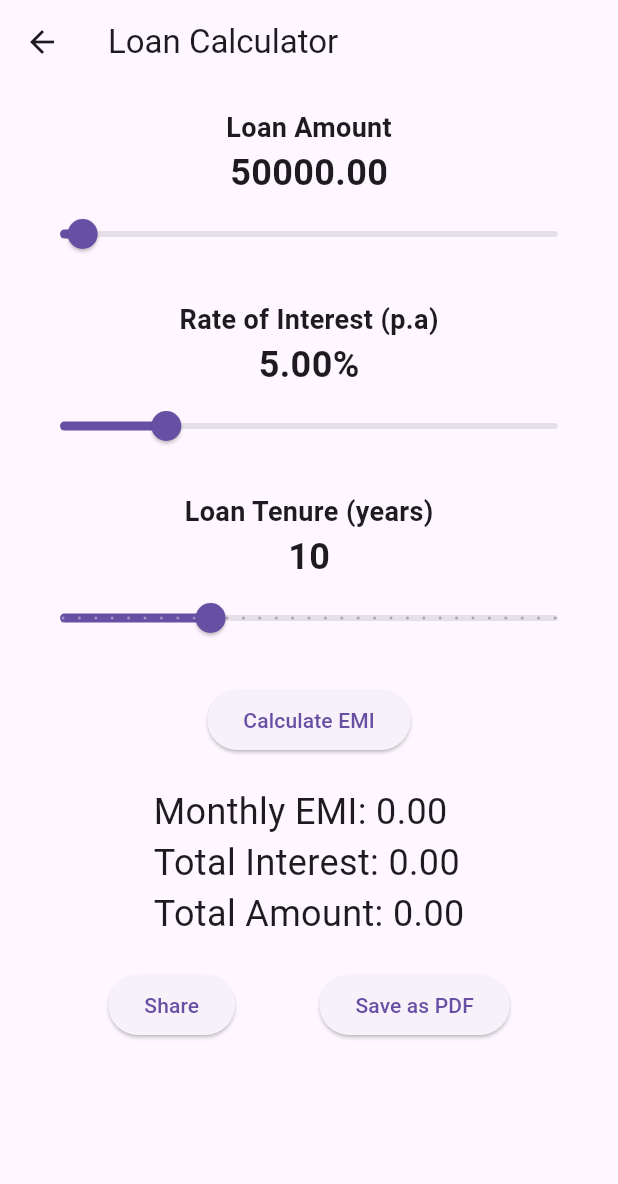
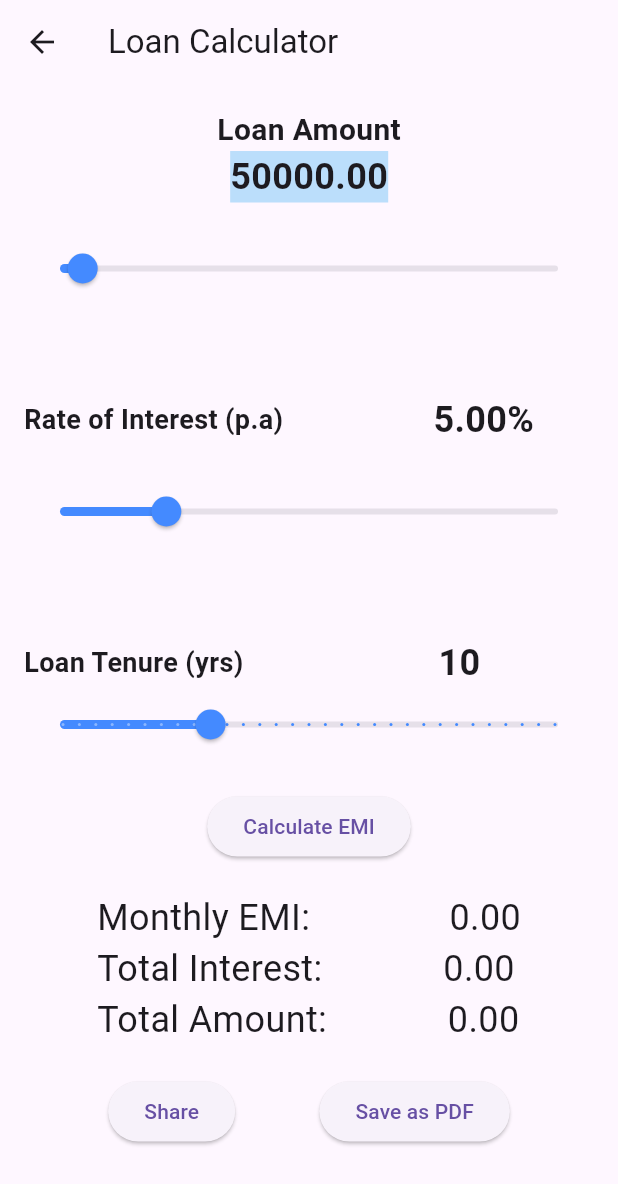
Before and after one commit to danielcyudoncy/calculators_app, a Flutter app: the screen it shows after launch, after a tap on "Loan Calculator", on a phone screen of 412 x 824 dp. Shown: the top 1184 px of the screen. Run offline on Flutter 3.47's test engine with Material 3 defaults, Android fonts, the phone set to English and light mode, and no system bars; our stand-ins replace get, google_fonts.

Commit message:
adding colors

```diff
--- a/lib/myApp.dart
+++ b/lib/myApp.dart
@@ -1,8 +1,11 @@
-// myApp.dart
+// main.dart
 import 'package:calculators_app/routes/route_controller.dart';
 import 'package:flutter/material.dart';
 import 'package:get/get.dart';
 
+void main() {
+  runApp(const MyApp());
+}
 
 class MyApp extends StatelessWidget {
   const MyApp({super.key});
@@ -11,10 +14,10 @@ class MyApp extends StatelessWidget {
   Widget build(BuildContext context) {
     return GetMaterialApp(
       debugShowCheckedModeBanner: false,
-      title: 'calculators',
+      title: 'Calculators App',
       theme: ThemeData(),
       initialRoute: '/',
-      getPages: RouteController.to.getPages(),
+      getPages: RouteController().getPages(),
     );
   }
 }
--- a/lib/routes/route_controller.dart
+++ b/lib/routes/route_controller.dart
@@ -1,8 +1,8 @@
 // controllers/route_controller.dart
+import 'package:calculators_app/screens/splash_screen.dart';
+import 'package:calculators_app/screens/home_screen.dart';
 import 'package:calculators_app/screens/bmi_screen.dart';
 import 'package:calculators_app/screens/emi_screen.dart';
-import 'package:calculators_app/screens/home_screen.dart';
-import 'package:calculators_app/screens/splash_screen.dart';
 import 'package:calculators_app/screens/loan_screen.dart';
 import 'package:calculators_app/screens/income_tax_screen.dart';
 import 'package:get/get.dart';
@@ -18,7 +18,7 @@ class RouteController extends GetxController {
       GetPage(name: '/emi', page: () => EMIScreen()),
       GetPage(name: '/loan', page: () => LoanScreen()),
       GetPage(name: '/income_tax', page: () => IncomeTaxScreen()),
-      // Add other calculator screens here.
+      // Add other calculator screens.
     ];
   }
 }
--- a/lib/screens/home_screen.dart
+++ b/lib/screens/home_screen.dart
@@ -1,4 +1,5 @@
 // screens/home_screen.dart
+import 'package:calculators_app/utils/constant/sizes.dart';
 import 'package:flutter/material.dart';
 import 'package:get/get.dart';
 
@@ -11,7 +12,7 @@ class HomeScreen extends StatelessWidget {
       appBar: AppBar(
         title: Row(
           children: [
-            Image.asset('assets/logo.png', height: 40), // Example logo
+            Image.asset('assets/icon.png', height: 40), // Example logo
             const SizedBox(width: 10),
             const Text(
               'Calculator App',
@@ -27,7 +28,7 @@ class HomeScreen extends StatelessWidget {
           crossAxisAlignment: CrossAxisAlignment.start,
           children: [
             const Text(
-              'Select a Calculator',
+              'Popular Calculator',
               style: TextStyle(fontSize: 24, fontWeight: FontWeight.bold),
             ),
             const SizedBox(height: 20), // Space between the title and the grid
--- a/lib/screens/loan_screen.dart
+++ b/lib/screens/loan_screen.dart
@@ -18,13 +18,16 @@ class LoanScreen extends StatelessWidget {
           children: [
             const Text(
               'Loan Amount',
-              style: TextStyle(fontSize: 18, fontWeight: FontWeight.bold),
+              style: TextStyle(fontSize: 20, fontWeight: FontWeight.bold),
             ),
             Obx(() => Text(
                   loanController.loanModel.value.principal.toStringAsFixed(2),
-                  style: const TextStyle(fontSize: 24, fontWeight: FontWeight.bold),
+                  style:  TextStyle(
+                    backgroundColor: Colors.blue[100],
+                    fontSize: 24, fontWeight: FontWeight.bold),
                 )),
-            Obx(() => Slider(
+                const SizedBox(height: 20),
+            Obx(() => Slider(activeColor: Colors.blueAccent,
               value: loanController.loanModel.value.principal,
               min: 10000,
               max: 1000000,
@@ -36,16 +39,25 @@ class LoanScreen extends StatelessWidget {
                 });
               },
             )),
-            const SizedBox(height: 20),
+            const SizedBox(height: 60),
+            Row(
+              children: [
                 const Text(
                   'Rate of Interest (p.a)',
-              style: TextStyle(fontSize: 18, fontWeight: FontWeight.bold),
+                  style: TextStyle(
+                    fontSize: 18, fontWeight: FontWeight.bold),
                 ),
+                const SizedBox(width: 100,),
                 Obx(() => Text(
-                  loanController.loanModel.value.rate.toStringAsFixed(2) + '%',
-                  style: const TextStyle(fontSize: 24, fontWeight: FontWeight.bold),
+                  '${loanController.loanModel.value.rate.toStringAsFixed(2)}%',
+                  style: const TextStyle(
+                    fontSize: 24, fontWeight: FontWeight.bold),
                 )),
-            Obx(() => Slider(
+              ],
+            ),
+            const SizedBox(height: 20),
+
+            Obx(() => Slider(activeColor: Colors.blueAccent,
               value: loanController.loanModel.value.rate,
               min: 1,
               max: 20,
@@ -57,16 +69,21 @@ class LoanScreen extends StatelessWidget {
                 });
               },
             )),
-            const SizedBox(height: 20),
+            const SizedBox(height: 60),
+             Row(
+              children: [
                 const Text(
-              'Loan Tenure (years)',
+                  'Loan Tenure (yrs)',
                   style: TextStyle(fontSize: 18, fontWeight: FontWeight.bold),
                 ),
+                const SizedBox(width: 130,),
                 Obx(() => Text(
                   loanController.loanModel.value.term.toString(),
                   style: const TextStyle(fontSize: 24, fontWeight: FontWeight.bold),
-                )),
-            Obx(() => Slider(
+                ))
+              ],
+            ),
+             Obx(() => Slider(activeColor: Colors.blueAccent,
               value: loanController.loanModel.value.term.toDouble(),
               min: 1,
               max: 30,
@@ -88,15 +105,15 @@ class LoanScreen extends StatelessWidget {
                   crossAxisAlignment: CrossAxisAlignment.start,
                   children: [
                     Text(
-                      'Monthly EMI: ${loanController.loanModel.value.emi.toStringAsFixed(2)}',
+                      'Monthly EMI:               ${loanController.loanModel.value.emi.toStringAsFixed(2)}',
                       style: const TextStyle(fontSize: 24),
                     ),
                     Text(
-                      'Total Interest: ${loanController.loanModel.value.totalInterest.toStringAsFixed(2)}',
+                      'Total Interest:             ${loanController.loanModel.value.totalInterest.toStringAsFixed(2)}',
                       style: const TextStyle(fontSize: 24),
                     ),
                     Text(
-                      'Total Amount: ${loanController.loanModel.value.totalAmount.toStringAsFixed(2)}',
+                      'Total Amount:             ${loanController.loanModel.value.totalAmount.toStringAsFixed(2)}',
                       style: const TextStyle(fontSize: 24),
                     ),
                   ],
```
Lines whose indentation alone changed are shown as unchanged.
